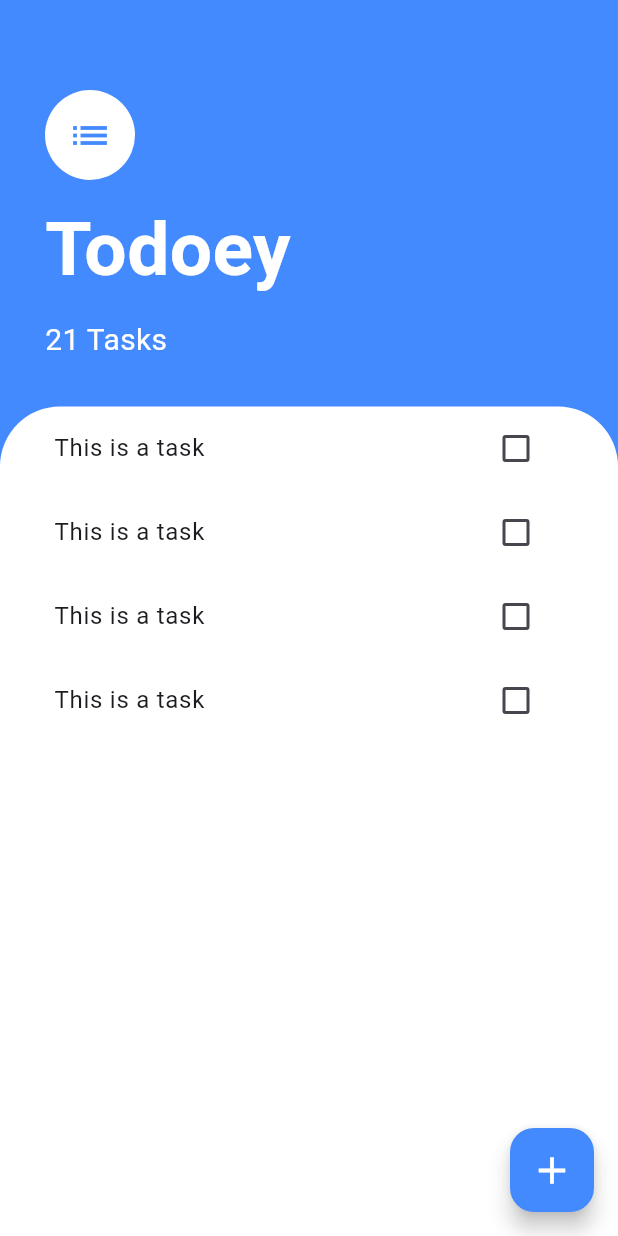
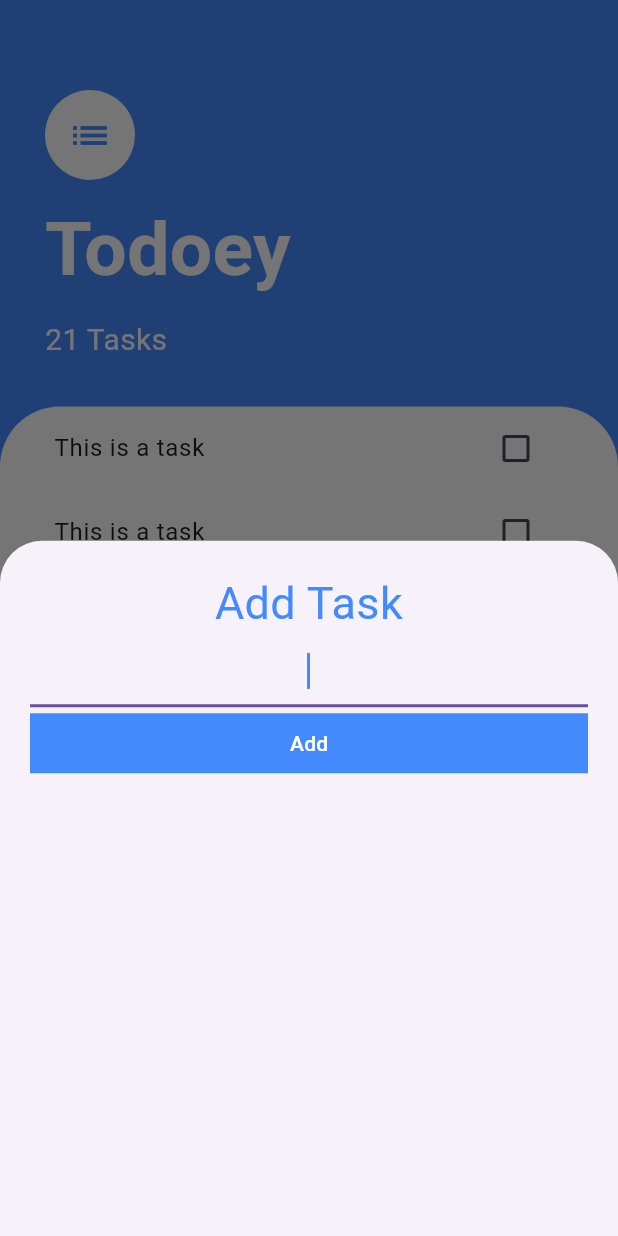
Before and after one commit to Akshatlohia/Todo-Flutter, a Flutter app: the screen it shows after launch, after a tap on the "add" icon, on a phone screen of 412 x 824 dp. Run offline on Flutter 3.47's test engine with Material 3 defaults, Android fonts, the phone set to English and light mode, and no system bars.

Commit message:
Add task screen added

```diff
--- /dev/null
+++ b/lib/screens/add_task_screen.dart
@@ -0,0 +1,44 @@
+import 'package:flutter/material.dart';
+
+class AddTask extends StatelessWidget {
+  const AddTask({super.key});
+
+  @override
+  Widget build(BuildContext context) {
+    return Container(
+      padding: const EdgeInsets.all(20.0),
+      child: Column(
+        crossAxisAlignment: CrossAxisAlignment.stretch,
+        children: [
+          const Text(
+            'Add Task',
+            textAlign: TextAlign.center,
+            style: TextStyle(
+              color: Colors.blueAccent,
+              fontSize: 30,
+            ),
+          ),
+          const TextField(
+            cursorColor: Colors.blueAccent,
+            autofocus: true,
+            textAlign: TextAlign.center,
+          ),
+          // const SizedBox(height: 10),
+          TextButton(
+            style: TextButton.styleFrom(
+              backgroundColor: Colors.blueAccent,
+              shape: const BeveledRectangleBorder(),
+            ),
+            child: const Text(
+              'Add',
+              style: TextStyle(color: Colors.white),
+            ),
+            onPressed: () {
+              //add task
+            },
+          )
+        ],
+      ),
+    );
+  }
+}
--- a/lib/screens/tasks_screen.dart
+++ b/lib/screens/tasks_screen.dart
@@ -1,5 +1,5 @@
 import 'package:flutter/material.dart';
-
+import 'package:todoapp_flutter/screens/add_task_screen.dart';
 import '../widgets/task_tile.dart';
 
 class TasksScreen extends StatelessWidget {
@@ -10,7 +10,12 @@ class TasksScreen extends StatelessWidget {
     return Scaffold(
       backgroundColor: Colors.blueAccent,
       floatingActionButton: FloatingActionButton(
-        onPressed: () {},
+        onPressed: () {
+          showModalBottomSheet(
+            context: context,
+            builder: (context) => const AddTask(),
+          );
+        },
         backgroundColor: Colors.blueAccent,
         child: const Icon(
           Icons.add,
```
